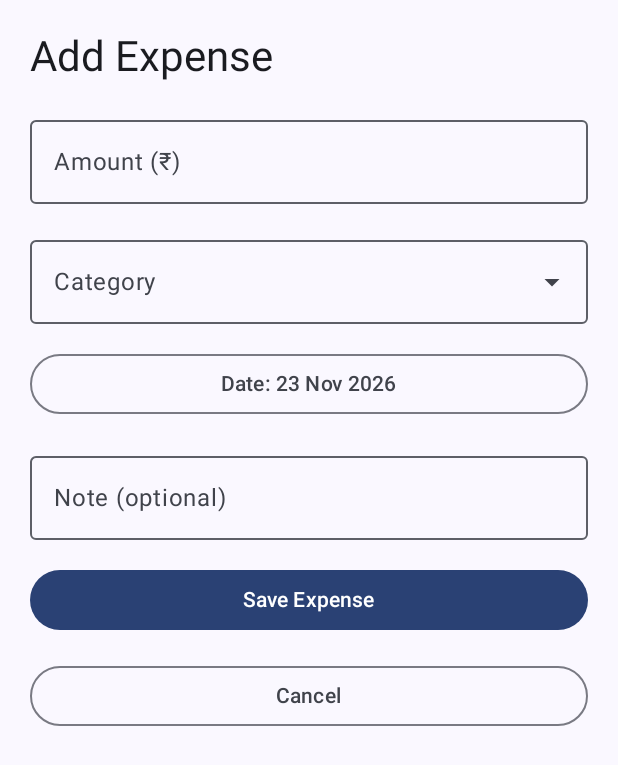
After one commit to tejaswinishetty491-oss/DailyExpenseTracker, an Android app built with Jetpack Compose: the composable AddExpenseScreen shown on its own in the app's theme, on a phone screen of 412 x 824 dp. The commit adds this screen. Shown: the top 765 px of the screen. Run offline under Robolectric (Android 15) with nearby library versions, the phone set to English and light mode, and no system bars.

Commit message:
Implement expense tracker UI

```diff
--- /dev/null
+++ b/app/src/main/java/com/example/dailyexpensetracker/ui/screens/AddExpenseScreen.kt
@@ -0,0 +1,188 @@
+
+package com.example.dailyexpensetracker.ui.screens
+
+import androidx.compose.foundation.layout.*
+import androidx.compose.material3.*
+import androidx.compose.runtime.*
+import androidx.compose.ui.Modifier
+import androidx.compose.ui.unit.dp
+import com.example.dailyexpensetracker.data.Expense
+import java.text.SimpleDateFormat
+import java.util.Date
+import java.util.Locale
+
+private val expenseCategories = listOf(
+    "Food", "Travel", "Shopping", "Bills",
+    "Entertainment", "Health", "Education", "Other"
+)
+
+@OptIn(ExperimentalMaterial3Api::class)
+@Composable
+fun AddExpenseScreen(
+    existingExpense: Expense? = null,
+    onSave: (Expense) -> Unit,
+    onCancel: () -> Unit
+) {
+    var amount by remember(existingExpense?.id) {
+        mutableStateOf(existingExpense?.amount?.toString() ?: "")
+    }
+    var note by remember(existingExpense?.id) {
+        mutableStateOf(existingExpense?.note ?: "")
+    }
+    var category by remember(existingExpense?.id) {
+        mutableStateOf(existingExpense?.category ?: "")
+    }
+    var selectedDate by remember(existingExpense?.id) {
+        mutableLongStateOf(existingExpense?.date ?: System.currentTimeMillis())
+    }
+
+    var categoryExpanded by remember { mutableStateOf(false) }
+    var showDatePicker by remember { mutableStateOf(false) }
+    var error by remember { mutableStateOf("") }
+
+    val datePickerState = rememberDatePickerState(
+        initialSelectedDateMillis = selectedDate
+    )
+
+    Column(
+        modifier = Modifier
+            .fillMaxSize()
+            .padding(20.dp),
+        verticalArrangement = Arrangement.spacedBy(16.dp)
+    ) {
+        Text(
+            if (existingExpense == null) "Add Expense" else "Edit Expense",
+            style = MaterialTheme.typography.headlineMedium
+        )
+
+        OutlinedTextField(
+            value = amount,
+            onValueChange = { amount = it },
+            label = { Text("Amount (₹)") },
+            modifier = Modifier.fillMaxWidth(),
+            singleLine = true
+        )
+
+        ExposedDropdownMenuBox(
+            expanded = categoryExpanded,
+            onExpandedChange = { categoryExpanded = it }
+        ) {
+            OutlinedTextField(
+                value = category,
+                onValueChange = {},
+                readOnly = true,
+                label = { Text("Category") },
+                trailingIcon = {
+                    ExposedDropdownMenuDefaults.TrailingIcon(
+                        expanded = categoryExpanded
+                    )
+                },
+                modifier = Modifier
+                    .menuAnchor()
+                    .fillMaxWidth()
+            )
+
+            ExposedDropdownMenu(
+                expanded = categoryExpanded,
+                onDismissRequest = { categoryExpanded = false }
+            ) {
+                expenseCategories.forEach { item ->
+                    DropdownMenuItem(
+                        text = { Text(item) },
+                        onClick = {
+                            category = item
+                            categoryExpanded = false
+                        }
+                    )
+                }
+            }
+        }
+
+        OutlinedButton(
+            onClick = { showDatePicker = true },
+            modifier = Modifier.fillMaxWidth()
+        ) {
+            Text(
+                "Date: " + SimpleDateFormat(
+                    "dd MMM yyyy",
+                    Locale.getDefault()
+                ).format(Date(selectedDate))
+            )
+        }
+
+        OutlinedTextField(
+            value = note,
+            onValueChange = { note = it },
+            label = { Text("Note (optional)") },
+            modifier = Modifier.fillMaxWidth()
+        )
+
+        if (error.isNotEmpty()) {
+            Text(
+                error,
+                color = MaterialTheme.colorScheme.error
+            )
+        }
+
+        Button(
+            onClick = {
+                val parsedAmount = amount.toDoubleOrNull()
+
+                when {
+                    parsedAmount == null || parsedAmount <= 0 ->
+                        error = "Enter an amount greater than zero"
+
+                    category.isBlank() ->
+                        error = "Please select a category"
+
+                    else -> {
+                        onSave(
+                            Expense(
+                                id = existingExpense?.id ?: 0,
+                                amount = parsedAmount,
+                                category = category,
+                                note = note.trim(),
+                                date = selectedDate
+                            )
+                        )
+                    }
+                }
+            },
+            modifier = Modifier.fillMaxWidth()
+        ) {
+            Text(if (existingExpense == null) "Save Expense" else "Update Expense")
+        }
+
+        OutlinedButton(
+            onClick = onCancel,
+            modifier = Modifier.fillMaxWidth()
+        ) {
+            Text("Cancel")
+        }
+    }
+
+    if (showDatePicker) {
+        DatePickerDialog(
+            onDismissRequest = { showDatePicker = false },
+            confirmButton = {
+                TextButton(
+                    onClick = {
+                        datePickerState.selectedDateMillis?.let {
+                            selectedDate = it
+                        }
+                        showDatePicker = false
+                    }
+                ) {
+                    Text("OK")
+                }
+            },
+            dismissButton = {
+                TextButton(onClick = { showDatePicker = false }) {
+                    Text("Cancel")
+                }
+            }
+        ) {
+            DatePicker(state = datePickerState)
+        }
+    }
+}
```
Also changed, not shown: app/src/main/java/com/example/dailyexpensetracker/MainActivity.kt (+62 -25 lines), app/src/main/java/com/example/dailyexpensetracker/ui/screens/HomeScreen.kt (added, +149 -0 lines).
